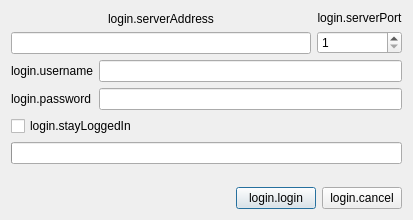
Above: CTP-client/logindialog.ui from george99g/CTP before the change. Below: the same form after it.
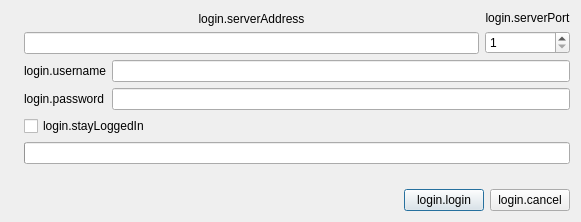
That is the form after the change. Icons and pictures are not drawn.

Commit message: Added icons and logo.

```diff
--- a/CTP-client/logindialog.ui
+++ b/CTP-client/logindialog.ui
@@ -6,13 +6,29 @@
    <rect>
     <x>0</x>
     <y>0</y>
-    <width>413</width>
-    <height>220</height>
+    <width>581</width>
+    <height>222</height>
    </rect>
   </property>
   <property name="windowTitle">
    <string>loginWindow.title</string>
   </property>
+  <property name="windowIcon">
+   <iconset resource="rsc.qrc">
+    <normaloff>:/icons/icons/icon.png</normaloff>:/icons/icons/icon.png</iconset>
+  </property>
+  <layout class="QHBoxLayout" name="horizontalLayout_2">
+   <item>
+    <widget class="QLabel" name="labelIcon">
+     <property name="text">
+      <string/>
+     </property>
+     <property name="pixmap">
+      <pixmap resource="rsc.qrc">:/icons/icons/icon.png</pixmap>
+     </property>
+    </widget>
+   </item>
+   <item>
   <layout class="QVBoxLayout" name="verticalLayout_3">
    <item>
     <layout class="QHBoxLayout" name="horizontalLayout">
@@ -152,6 +168,8 @@
     </layout>
    </item>
   </layout>
+   </item>
+  </layout>
  </widget>
  <resources/>
  <connections/>
```
Left out of the diff: 4 changed lines with no effect on the pictures. Lines whose indentation alone changed are shown as unchanged. The commit also changes 12 other files.
